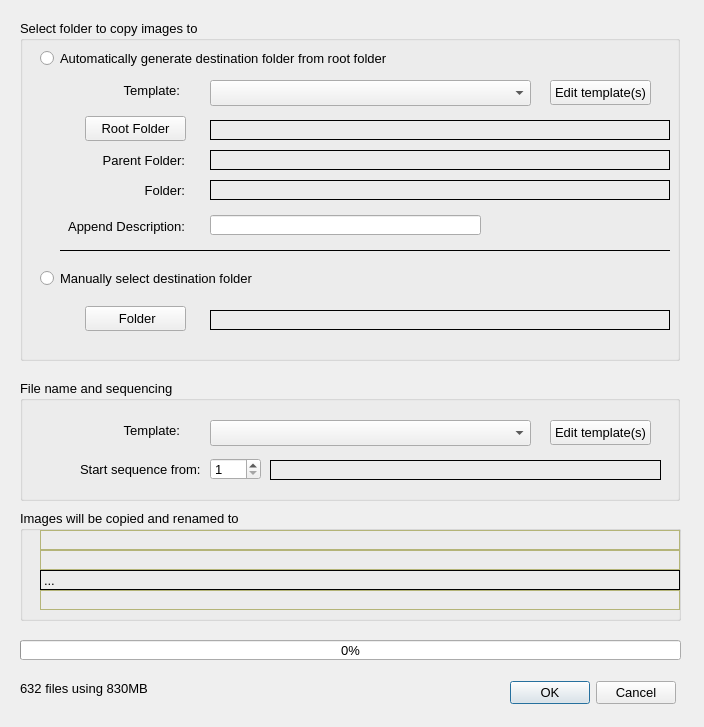
The window that copypickdlg.ui (towhee/Winnow64) describes before a commit, drawn with Qt 5.
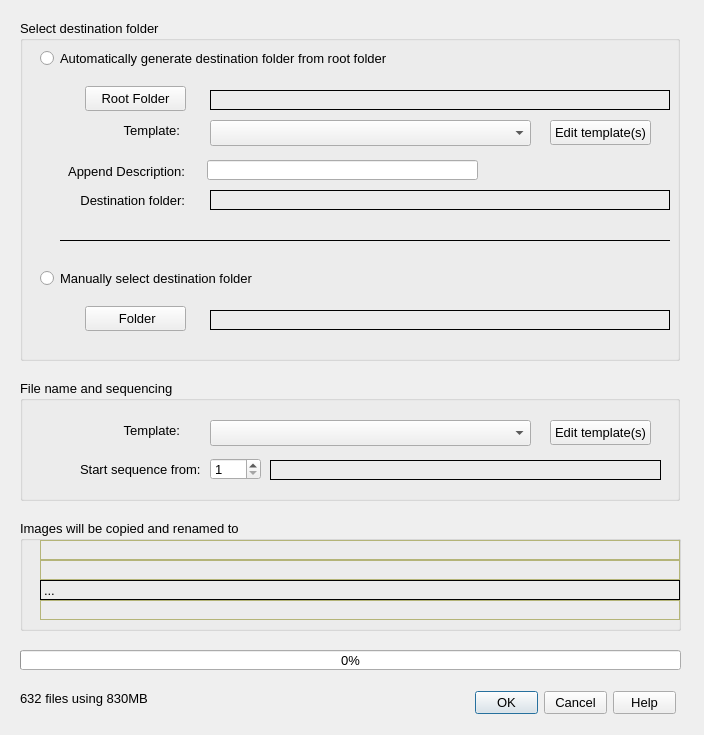
The same window after the commit.

What changed in the file:
```diff
--- a/copypickdlg.ui
+++ b/copypickdlg.ui
@@ -7,7 +7,7 @@
     <x>0</x>
     <y>0</y>
     <width>704</width>
-    <height>727</height>
+    <height>735</height>
    </rect>
   </property>
   <property name="sizePolicy">
@@ -26,7 +26,7 @@
    <property name="geometry">
     <rect>
      <x>20</x>
-     <y>510</y>
+     <y>520</y>
      <width>661</width>
      <height>111</height>
     </rect>
@@ -453,7 +453,7 @@
    <property name="geometry">
     <rect>
      <x>20</x>
-     <y>640</y>
+     <y>650</y>
      <width>661</width>
      <height>20</height>
     </rect>
@@ -485,7 +485,7 @@
     </font>
    </property>
    <property name="title">
-    <string>Select folder to copy images to</string>
+    <string>Select destination folder</string>
    </property>
    <widget class="QPushButton" name="selectFolderBtn">
     <property name="enabled">
@@ -522,35 +522,11 @@
      <bool>false</bool>
     </property>
    </widget>
-   <widget class="QLabel" name="label_2">
-    <property name="geometry">
-     <rect>
-      <x>25</x>
-      <y>130</y>
-      <width>140</width>
-      <height>20</height>
-     </rect>
-    </property>
-    <property name="font">
-     <font>
-      <pointsize>10</pointsize>
-     </font>
-    </property>
-    <property name="toolTip">
-     <string>&lt;html&gt;&lt;head/&gt;&lt;body&gt;&lt;p&gt;&lt;span style=&quot; font-size:10pt; font-weight:600;&quot;&gt;How auto-generate folder works:&lt;/span&gt;&lt;/p&gt;&lt;p&gt;&lt;span style=&quot; font-size:10pt;&quot;&gt;How the file path is built:&lt;/span&gt;&lt;/p&gt;&lt;p&gt;&lt;span style=&quot; font-size:10pt; color:#000000;&quot;&gt;Root Folder + Folder Path + Folder Base + Folder Description + File Base + Sequence + Suffix&lt;/span&gt;&lt;/p&gt;&lt;p&gt;&lt;span style=&quot; font-size:10pt; font-weight:600; color:#000000;&quot;&gt;Root folder&lt;/span&gt;&lt;span style=&quot; font-size:10pt; color:#000000;&quot;&gt;: root where your images reside ie &lt;/span&gt;&lt;span style=&quot; font-size:10pt; color:#0000ff;&quot;&gt;//user/username/pictures or E:/&lt;/span&gt;&lt;/p&gt;&lt;p&gt;&lt;span style=&quot; font-size:10pt; font-weight:600; color:#000000;&quot;&gt;Folder Path&lt;/span&gt;&lt;span style=&quot; font-size:10pt; color:#000000;&quot;&gt;:  heirarchical structure ie &lt;/span&gt;&lt;span style=&quot; font-size:10pt; color:#0000ff;&quot;&gt;2018/2018-02&lt;/span&gt;&lt;/p&gt;&lt;p&gt;&lt;span style=&quot; font-size:10pt; font-weight:600;&quot;&gt;Folder&lt;/span&gt;&lt;span style=&quot; font-size:10pt;&quot;&gt;:  the folder where the images will be copied in the form FolderBase_Description:&lt;/span&gt;&lt;/p&gt;&lt;p&gt;&lt;span style=&quot; font-size:10pt;&quot;/&gt;&lt;span style=&quot; font-size:10pt; font-weight:600;&quot;&gt; Folder base&lt;/span&gt;&lt;span style=&quot; font-size:10pt;&quot;&gt;:  YYYY-MM-DD ie &lt;/span&gt;&lt;span style=&quot; font-size:10pt; color:#0000ff;&quot;&gt;8018-02-22&lt;br/&gt;&lt;/span&gt;&lt;span style=&quot; font-size:10pt; font-weight:600; color:#000000;&quot;&gt;Folder description&lt;/span&gt;&lt;span style=&quot; font-size:10pt; color:#000000;&quot;&gt;: Description ie &lt;/span&gt;&lt;span style=&quot; font-size:10pt; color:#0000ff;&quot;&gt;Paris&lt;/span&gt;&lt;/p&gt;&lt;p&gt;&lt;span style=&quot; font-size:10pt; font-weight:600;&quot;&gt;File name&lt;/span&gt;&lt;span style=&quot; font-size:10pt;&quot;&gt;:  YYYY-MM-DD_XXXX.cr2  ie &lt;/span&gt;&lt;span style=&quot; font-size:10pt; color:#0000ff;&quot;&gt;2018-02-22_0089.cr2&lt;/span&gt;&lt;/p&gt;&lt;p&gt;&lt;span style=&quot; font-size:10pt; color:#0000ff;&quot;&gt;//user/username/pictures/2018/2018-02/2018-02-22_Paris/2018-02-22_0089.cr2&lt;/span&gt;&lt;/p&gt;&lt;/body&gt;&lt;/html&gt;</string>
-    </property>
-    <property name="text">
-     <string>Parent Folder:</string>
-    </property>
-    <property name="alignment">
-     <set>Qt::AlignRight|Qt::AlignTrailing|Qt::AlignVCenter</set>
-    </property>
-   </widget>
    <widget class="QLabel" name="label">
     <property name="geometry">
      <rect>
       <x>25</x>
-      <y>160</y>
+      <y>170</y>
       <width>140</width>
       <height>20</height>
      </rect>
@@ -564,7 +540,7 @@
      <string>&lt;html&gt;&lt;head/&gt;&lt;body&gt;&lt;p&gt;&lt;span style=&quot; font-size:10pt; font-weight:600;&quot;&gt;How auto-generate folder works:&lt;/span&gt;&lt;/p&gt;&lt;p&gt;&lt;span style=&quot; font-size:10pt;&quot;&gt;How the file path is built:&lt;/span&gt;&lt;/p&gt;&lt;p&gt;&lt;span style=&quot; font-size:10pt; color:#000000;&quot;&gt;Root Folder + Folder Path + Folder Base + Folder Description + File Base + Sequence + Suffix&lt;/span&gt;&lt;/p&gt;&lt;p&gt;&lt;span style=&quot; font-size:10pt; font-weight:600; color:#000000;&quot;&gt;Root folder&lt;/span&gt;&lt;span style=&quot; font-size:10pt; color:#000000;&quot;&gt;: root where your images reside ie &lt;/span&gt;&lt;span style=&quot; font-size:10pt; color:#0000ff;&quot;&gt;//user/username/pictures or E:/&lt;/span&gt;&lt;/p&gt;&lt;p&gt;&lt;span style=&quot; font-size:10pt; font-weight:600; color:#000000;&quot;&gt;Folder Path&lt;/span&gt;&lt;span style=&quot; font-size:10pt; color:#000000;&quot;&gt;:  heirarchical structure ie &lt;/span&gt;&lt;span style=&quot; font-size:10pt; color:#0000ff;&quot;&gt;2018/2018-02&lt;/span&gt;&lt;/p&gt;&lt;p&gt;&lt;span style=&quot; font-size:10pt; font-weight:600;&quot;&gt;Folder&lt;/span&gt;&lt;span style=&quot; font-size:10pt;&quot;&gt;:  the folder where the images will be copied in the form FolderBase_Description:&lt;/span&gt;&lt;/p&gt;&lt;p&gt;&lt;span style=&quot; font-size:10pt;&quot;/&gt;&lt;span style=&quot; font-size:10pt; font-weight:600;&quot;&gt; Folder base&lt;/span&gt;&lt;span style=&quot; font-size:10pt;&quot;&gt;:  YYYY-MM-DD ie &lt;/span&gt;&lt;span style=&quot; font-size:10pt; color:#0000ff;&quot;&gt;8018-02-22&lt;br/&gt;&lt;/span&gt;&lt;span style=&quot; font-size:10pt; font-weight:600; color:#000000;&quot;&gt;Folder description&lt;/span&gt;&lt;span style=&quot; font-size:10pt; color:#000000;&quot;&gt;: Description ie &lt;/span&gt;&lt;span style=&quot; font-size:10pt; color:#0000ff;&quot;&gt;Paris&lt;/span&gt;&lt;/p&gt;&lt;p&gt;&lt;span style=&quot; font-size:10pt; font-weight:600;&quot;&gt;File name&lt;/span&gt;&lt;span style=&quot; font-size:10pt;&quot;&gt;:  YYYY-MM-DD_XXXX.cr2  ie &lt;/span&gt;&lt;span style=&quot; font-size:10pt; color:#0000ff;&quot;&gt;2018-02-22_0089.cr2&lt;/span&gt;&lt;/p&gt;&lt;p&gt;&lt;span style=&quot; font-size:10pt; color:#0000ff;&quot;&gt;//user/username/pictures/2018/2018-02/2018-02-22_Paris/2018-02-22_0089.cr2&lt;/span&gt;&lt;/p&gt;&lt;/body&gt;&lt;/html&gt;</string>
     </property>
     <property name="text">
-     <string>Folder:</string>
+     <string>Destination folder:</string>
     </property>
     <property name="alignment">
      <set>Qt::AlignRight|Qt::AlignTrailing|Qt::AlignVCenter</set>
@@ -593,8 +569,8 @@
    <widget class="QLineEdit" name="descriptionLineEdit">
     <property name="geometry">
      <rect>
-      <x>190</x>
-      <y>195</y>
+      <x>187</x>
+      <y>140</y>
       <width>271</width>
       <height>20</height>
      </rect>
@@ -656,7 +632,7 @@
     <property name="geometry">
      <rect>
       <x>65</x>
-      <y>96</y>
+      <y>66</y>
       <width>101</width>
       <height>25</height>
      </rect>
@@ -688,7 +664,7 @@
     <property name="geometry">
      <rect>
       <x>190</x>
-      <y>100</y>
+      <y>70</y>
       <width>460</width>
       <height>20</height>
      </rect>
@@ -708,35 +684,11 @@
      <string/>
     </property>
    </widget>
-   <widget class="QLabel" name="parentFolderLabel">
-    <property name="geometry">
-     <rect>
-      <x>190</x>
-      <y>130</y>
-      <width>460</width>
-      <height>20</height>
-     </rect>
-    </property>
-    <property name="font">
-     <font>
-      <pointsize>10</pointsize>
-     </font>
-    </property>
-    <property name="toolTip">
-     <string>&lt;html&gt;&lt;head/&gt;&lt;body&gt;&lt;p&gt;&lt;span style=&quot; font-size:10pt; font-weight:600;&quot;&gt;How auto-generate folder works:&lt;/span&gt;&lt;/p&gt;&lt;p&gt;&lt;span style=&quot; font-size:10pt;&quot;&gt;How the file path is built:&lt;/span&gt;&lt;/p&gt;&lt;p&gt;&lt;span style=&quot; font-size:10pt; color:#000000;&quot;&gt;Root Folder + Folder Path + Folder Base + Folder Description + File Base + Sequence + Suffix&lt;/span&gt;&lt;/p&gt;&lt;p&gt;&lt;span style=&quot; font-size:10pt; font-weight:600; color:#000000;&quot;&gt;Root folder&lt;/span&gt;&lt;span style=&quot; font-size:10pt; color:#000000;&quot;&gt;: root where your images reside ie &lt;/span&gt;&lt;span style=&quot; font-size:10pt; color:#0000ff;&quot;&gt;//user/username/pictures or E:/&lt;/span&gt;&lt;/p&gt;&lt;p&gt;&lt;span style=&quot; font-size:10pt; font-weight:600; color:#000000;&quot;&gt;Folder Path&lt;/span&gt;&lt;span style=&quot; font-size:10pt; color:#000000;&quot;&gt;:  heirarchical structure ie &lt;/span&gt;&lt;span style=&quot; font-size:10pt; color:#0000ff;&quot;&gt;2018/2018-02&lt;/span&gt;&lt;/p&gt;&lt;p&gt;&lt;span style=&quot; font-size:10pt; font-weight:600;&quot;&gt;Folder&lt;/span&gt;&lt;span style=&quot; font-size:10pt;&quot;&gt;:  the folder where the images will be copied in the form FolderBase_Description:&lt;/span&gt;&lt;/p&gt;&lt;p&gt;&lt;span style=&quot; font-size:10pt;&quot;/&gt;&lt;span style=&quot; font-size:10pt; font-weight:600;&quot;&gt; Folder base&lt;/span&gt;&lt;span style=&quot; font-size:10pt;&quot;&gt;:  YYYY-MM-DD ie &lt;/span&gt;&lt;span style=&quot; font-size:10pt; color:#0000ff;&quot;&gt;8018-02-22&lt;br/&gt;&lt;/span&gt;&lt;span style=&quot; font-size:10pt; font-weight:600; color:#000000;&quot;&gt;Folder description&lt;/span&gt;&lt;span style=&quot; font-size:10pt; color:#000000;&quot;&gt;: Description ie &lt;/span&gt;&lt;span style=&quot; font-size:10pt; color:#0000ff;&quot;&gt;Paris&lt;/span&gt;&lt;/p&gt;&lt;p&gt;&lt;span style=&quot; font-size:10pt; font-weight:600;&quot;&gt;File name&lt;/span&gt;&lt;span style=&quot; font-size:10pt;&quot;&gt;:  YYYY-MM-DD_XXXX.cr2  ie &lt;/span&gt;&lt;span style=&quot; font-size:10pt; color:#0000ff;&quot;&gt;2018-02-22_0089.cr2&lt;/span&gt;&lt;/p&gt;&lt;p&gt;&lt;span style=&quot; font-size:10pt; color:#0000ff;&quot;&gt;//user/username/pictures/2018/2018-02/2018-02-22_Paris/2018-02-22_0089.cr2&lt;/span&gt;&lt;/p&gt;&lt;/body&gt;&lt;/html&gt;</string>
-    </property>
-    <property name="frameShape">
-     <enum>QFrame::Box</enum>
-    </property>
-    <property name="text">
-     <string/>
-    </property>
-   </widget>
    <widget class="QLabel" name="folderLabel">
     <property name="geometry">
      <rect>
       <x>190</x>
-      <y>160</y>
+      <y>170</y>
       <width>460</width>
       <height>20</height>
      </rect>
@@ -763,7 +715,7 @@
     <property name="geometry">
      <rect>
       <x>25</x>
-      <y>196</y>
+      <y>141</y>
       <width>140</width>
       <height>20</height>
      </rect>
@@ -787,7 +739,7 @@
     <property name="geometry">
      <rect>
       <x>40</x>
-      <y>230</y>
+      <y>220</y>
       <width>610</width>
       <height>1</height>
      </rect>
@@ -806,7 +758,7 @@
     <property name="geometry">
      <rect>
       <x>20</x>
-      <y>60</y>
+      <y>100</y>
       <width>140</width>
       <height>20</height>
      </rect>
@@ -830,7 +782,7 @@
     <property name="geometry">
      <rect>
       <x>190</x>
-      <y>60</y>
+      <y>100</y>
       <width>321</width>
       <height>26</height>
      </rect>
@@ -843,7 +795,7 @@
     <property name="geometry">
      <rect>
       <x>530</x>
-      <y>60</y>
+      <y>100</y>
       <width>101</width>
       <height>25</height>
      </rect>
@@ -1024,7 +976,7 @@
    <property name="geometry">
     <rect>
      <x>475</x>
-     <y>680</y>
+     <y>690</y>
      <width>201</width>
      <height>25</height>
     </rect>
@@ -1040,7 +992,7 @@
     <enum>Qt::Horizontal</enum>
    </property>
    <property name="standardButtons">
-    <set>QDialogButtonBox::Cancel|QDialogButtonBox::Ok</set>
+    <set>QDialogButtonBox::Cancel|QDialogButtonBox::Help|QDialogButtonBox::Ok</set>
    </property>
    <property name="centerButtons">
     <bool>false</bool>
@@ -1050,7 +1002,7 @@
    <property name="geometry">
     <rect>
      <x>20</x>
-     <y>680</y>
+     <y>690</y>
      <width>241</width>
      <height>16</height>
     </rect>
```
Left out of the diff: 2 changed lines with no effect on the pictures.
